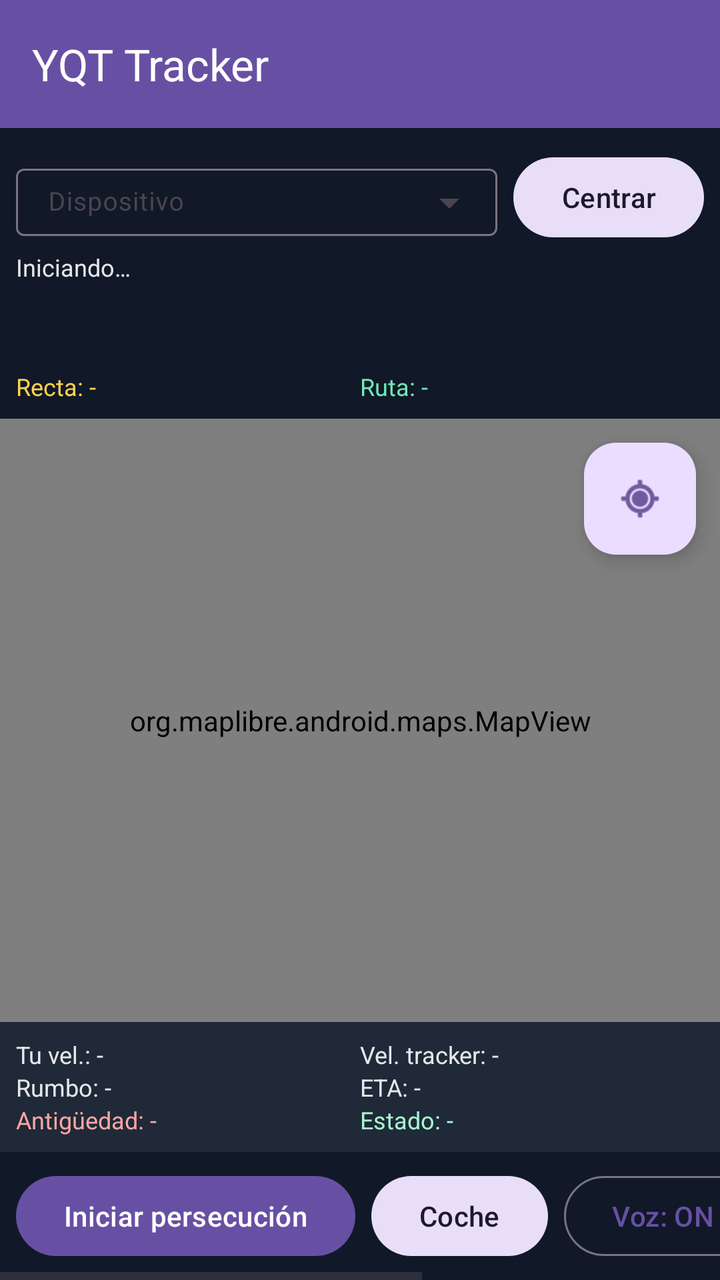
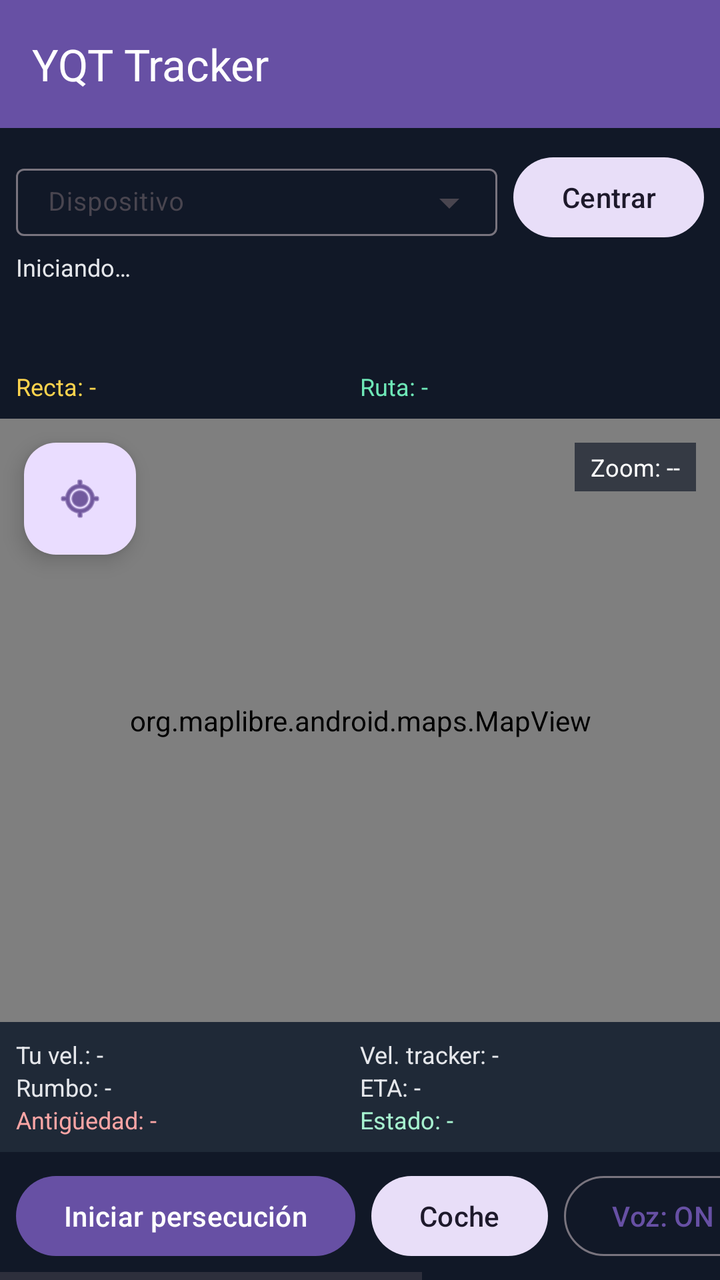

Screens rendered from an Android XML layout before and after an edit, with the pre-edit source and the edit as a unified diff.
<!-- AndroidManifest.xml: application theme Theme.YQTTracker -->
<!-- res/layout/activity_map.xml -->
<?xml version="1.0" encoding="utf-8"?>
<LinearLayout xmlns:android="http://schemas.android.com/apk/res/android"
    xmlns:app="http://schemas.android.com/apk/res-auto"
    android:layout_width="match_parent"
    android:layout_height="match_parent"
    android:orientation="vertical">

    <com.google.android.material.appbar.MaterialToolbar
        android:id="@+id/toolbar"
        android:layout_width="match_parent"
        android:layout_height="wrap_content"
        android:background="?attr/colorPrimary"
        android:theme="@style/ThemeOverlay.Material3.Dark.ActionBar"
        app:title="@string/app_name" />

    <LinearLayout
        android:id="@+id/topPanel"
        android:layout_width="match_parent"
        android:layout_height="wrap_content"
        android:background="#111827"
        android:orientation="vertical"
        android:padding="8dp">

        <LinearLayout
            android:layout_width="match_parent"
            android:layout_height="wrap_content"
            android:orientation="horizontal"
            android:gravity="center_vertical">

            <com.google.android.material.textfield.TextInputLayout
                android:id="@+id/deviceSelectorLayout"
                style="@style/Widget.Material3.TextInputLayout.OutlinedBox.ExposedDropdownMenu"
                android:layout_width="0dp"
                android:layout_height="wrap_content"
                android:layout_weight="1"
                android:hint="Dispositivo"
                app:endIconMode="dropdown_menu">

                <com.google.android.material.textfield.MaterialAutoCompleteTextView
                    android:id="@+id/deviceSelector"
                    android:layout_width="match_parent"
                    android:layout_height="wrap_content"
                    android:inputType="none"
                    android:textColor="#FFFFFF"
                    android:textSize="13sp"
                    android:paddingTop="8dp"
                    android:paddingBottom="8dp" />
            </com.google.android.material.textfield.TextInputLayout>

            <com.google.android.material.button.MaterialButton
                android:id="@+id/centerDeviceButton"
                style="@style/Widget.Material3.Button.TonalButton"
                android:layout_width="wrap_content"
                android:layout_height="wrap_content"
                android:layout_marginStart="8dp"
                android:minWidth="0dp"
                android:text="Centrar" />
        </LinearLayout>

        <TextView
            android:id="@+id/statusText"
            android:layout_width="match_parent"
            android:layout_height="wrap_content"
            android:textColor="#E5E7EB"
            android:textSize="12sp"
            android:text="Iniciando…" />

        <TextView
            android:id="@+id/nextManeuverText"
            android:layout_width="match_parent"
            android:layout_height="wrap_content"
            android:textColor="#FFFFFF"
            android:textSize="16sp"
            android:textStyle="bold"
            android:text=""
            android:paddingTop="2dp" />

        <TextView
            android:id="@+id/routeText"
            android:layout_width="match_parent"
            android:layout_height="wrap_content"
            android:textColor="#93C5FD"
            android:textSize="13sp"
            android:text="" />

        <TextView
            android:id="@+id/navInstructionText"
            android:layout_width="match_parent"
            android:layout_height="wrap_content"
            android:textColor="#D1FAE5"
            android:textSize="13sp"
            android:paddingTop="2dp"
            android:visibility="gone"
            android:text="" />

        <LinearLayout
            android:layout_width="match_parent"
            android:layout_height="wrap_content"
            android:orientation="horizontal"
            android:paddingTop="2dp">

            <TextView
                android:id="@+id/straightDistanceText"
                android:layout_width="0dp"
                android:layout_height="wrap_content"
                android:layout_weight="1"
                android:textColor="#FCD34D"
                android:textSize="12sp"
                android:text="Recta: -" />

            <TextView
                android:id="@+id/routeDistanceText"
                android:layout_width="0dp"
                android:layout_height="wrap_content"
                android:layout_weight="1"
                android:textColor="#6EE7B7"
                android:textSize="12sp"
                android:text="Ruta: -" />
        </LinearLayout>
    </LinearLayout>

    <FrameLayout
        android:layout_width="match_parent"
        android:layout_height="0dp"
        android:layout_weight="1">

        <org.maplibre.android.maps.MapView
            android:id="@+id/map"
            android:layout_width="match_parent"
            android:layout_height="match_parent" />

        <com.google.android.material.floatingactionbutton.FloatingActionButton
            android:id="@+id/myLocationButton"
            android:layout_width="wrap_content"
            android:layout_height="wrap_content"
            android:layout_gravity="top|end"
            android:layout_margin="12dp"
            android:contentDescription="@string/my_location"
            app:srcCompat="@android:drawable/ic_menu_mylocation" />

        <com.google.android.material.button.MaterialButton
            android:id="@+id/recenterNavButton"
            style="@style/Widget.Material3.Button.TonalButton"
            android:layout_width="wrap_content"
            android:layout_height="wrap_content"
            android:layout_gravity="bottom|center_horizontal"
            android:layout_marginBottom="16dp"
            android:text="Volver a navegación"
            android:visibility="gone" />
    </FrameLayout>

    <LinearLayout
        android:id="@+id/bottomPanel"
        android:layout_width="match_parent"
        android:layout_height="wrap_content"
        android:background="#1F2937"
        android:orientation="vertical"
        android:padding="8dp">

        <LinearLayout
            android:layout_width="match_parent"
            android:layout_height="wrap_content"
            android:orientation="horizontal">

            <TextView
                android:id="@+id/userSpeedText"
                android:layout_width="0dp"
                android:layout_height="wrap_content"
                android:layout_weight="1"
                android:textColor="#E5E7EB"
                android:textSize="12sp"
                android:text="Tu vel.: -" />

            <TextView
                android:id="@+id/trackerSpeedText"
                android:layout_width="0dp"
                android:layout_height="wrap_content"
                android:layout_weight="1"
                android:textColor="#E5E7EB"
                android:textSize="12sp"
                android:text="Vel. tracker: -" />
        </LinearLayout>

        <LinearLayout
            android:layout_width="match_parent"
            android:layout_height="wrap_content"
            android:orientation="horizontal">

            <TextView
                android:id="@+id/trackerHeadingText"
                android:layout_width="0dp"
                android:layout_height="wrap_content"
                android:layout_weight="1"
                android:textColor="#E5E7EB"
                android:textSize="12sp"
                android:text="Rumbo: -" />

            <TextView
                android:id="@+id/etaText"
                android:layout_width="0dp"
                android:layout_height="wrap_content"
                android:layout_weight="1"
                android:textColor="#E5E7EB"
                android:textSize="12sp"
                android:text="ETA: -" />
        </LinearLayout>

        <LinearLayout
            android:layout_width="match_parent"
            android:layout_height="wrap_content"
            android:orientation="horizontal">

            <TextView
                android:id="@+id/lastUpdateAgeText"
                android:layout_width="0dp"
                android:layout_height="wrap_content"
                android:layout_weight="1"
                android:textColor="#FCA5A5"
                android:textSize="12sp"
                android:text="Antigüedad: -" />

            <TextView
                android:id="@+id/connectionStateText"
                android:layout_width="0dp"
                android:layout_height="wrap_content"
                android:layout_weight="1"
                android:textColor="#A7F3D0"
                android:textSize="12sp"
                android:text="Estado: -" />
        </LinearLayout>
    </LinearLayout>

    <HorizontalScrollView
        android:layout_width="match_parent"
        android:layout_height="wrap_content"
        android:fillViewport="true"
        android:background="#111827">

        <LinearLayout
            android:layout_width="wrap_content"
            android:layout_height="wrap_content"
            android:orientation="horizontal"
            android:padding="8dp"
            android:gravity="center_vertical">

            <com.google.android.material.button.MaterialButton
                android:id="@+id/startPursuitButton"
                style="@style/Widget.Material3.Button"
                android:layout_width="wrap_content"
                android:layout_height="wrap_content"
                android:text="Iniciar persecución" />

            <com.google.android.material.button.MaterialButton
                android:id="@+id/profileButton"
                style="@style/Widget.Material3.Button.TonalButton"
                android:layout_width="wrap_content"
                android:layout_height="wrap_content"
                android:layout_marginStart="8dp"
                android:text="Coche" />

            <com.google.android.material.button.MaterialButton
                android:id="@+id/voiceToggleButton"
                style="@style/Widget.Material3.Button.OutlinedButton"
                android:layout_width="wrap_content"
                android:layout_height="wrap_content"
                android:layout_marginStart="8dp"
                android:text="Voz: ON" />

            <com.google.android.material.button.MaterialButton
                android:id="@+id/followExternalButton"
                style="@style/Widget.Material3.Button.OutlinedButton"
                android:layout_width="wrap_content"
                android:layout_height="wrap_content"
                android:layout_marginStart="8dp"
                android:text="@string/follow_external" />

            <com.google.android.material.button.MaterialButton
                android:id="@+id/followButton"
                style="@style/Widget.Material3.Button.OutlinedButton"
                android:layout_width="wrap_content"
                android:layout_height="wrap_content"
                android:layout_marginStart="8dp"
                android:text="@string/follow"
                android:visibility="gone" />
        </LinearLayout>
    </HorizontalScrollView>

</LinearLayout>
<!-- resources referenced by this layout -->
<resources>
  <string name="app_name">YQT Tracker</string>
  <string name="follow">Perseguir</string>
  <string name="follow_external">Perseguir en Google Maps</string>
  <string name="my_location">Mi ubicación</string>
  <style name="Theme.YQTTracker" parent="Theme.Material3.DayNight.NoActionBar">
          <item name="colorPrimary">@color/purple_500</item>
          <item name="colorSecondary">@color/teal_200</item>
      </style>
  <color name="purple_500">#6750A4</color>
  <color name="teal_200">#03DAC5</color>
</resources>

<!-- the commit's change to res/layout/activity_map.xml (unified diff, before → after) -->
@@ -133,10 +133,25 @@
             android:id="@+id/myLocationButton"
             android:layout_width="wrap_content"
             android:layout_height="wrap_content"
-            android:layout_gravity="top|end"
+            android:layout_gravity="top|start"
             android:layout_margin="12dp"
             android:contentDescription="@string/my_location"
             app:srcCompat="@android:drawable/ic_menu_mylocation" />
+
+        <TextView
+            android:id="@+id/zoomIndicatorText"
+            android:layout_width="wrap_content"
+            android:layout_height="wrap_content"
+            android:layout_gravity="top|end"
+            android:layout_margin="12dp"
+            android:background="#AA111827"
+            android:paddingStart="8dp"
+            android:paddingEnd="8dp"
+            android:paddingTop="4dp"
+            android:paddingBottom="4dp"
+            android:text="Zoom: --"
+            android:textColor="#FFFFFF"
+            android:textSize="12sp" />
 
         <com.google.android.material.button.MaterialButton
             android:id="@+id/recenterNavButton"
